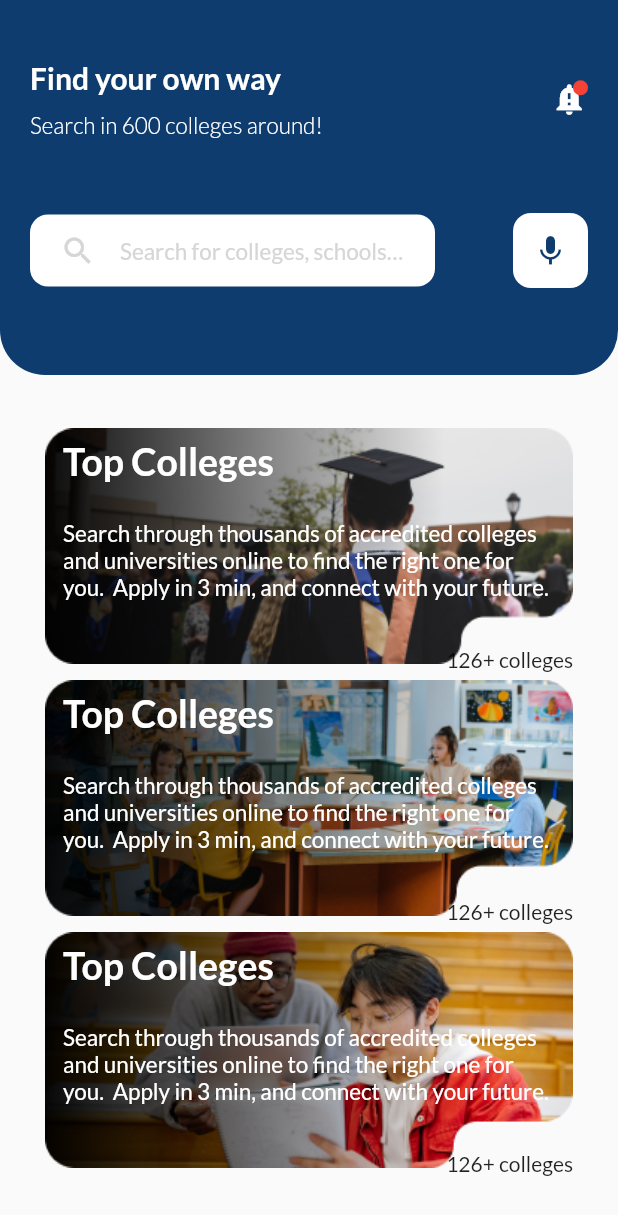
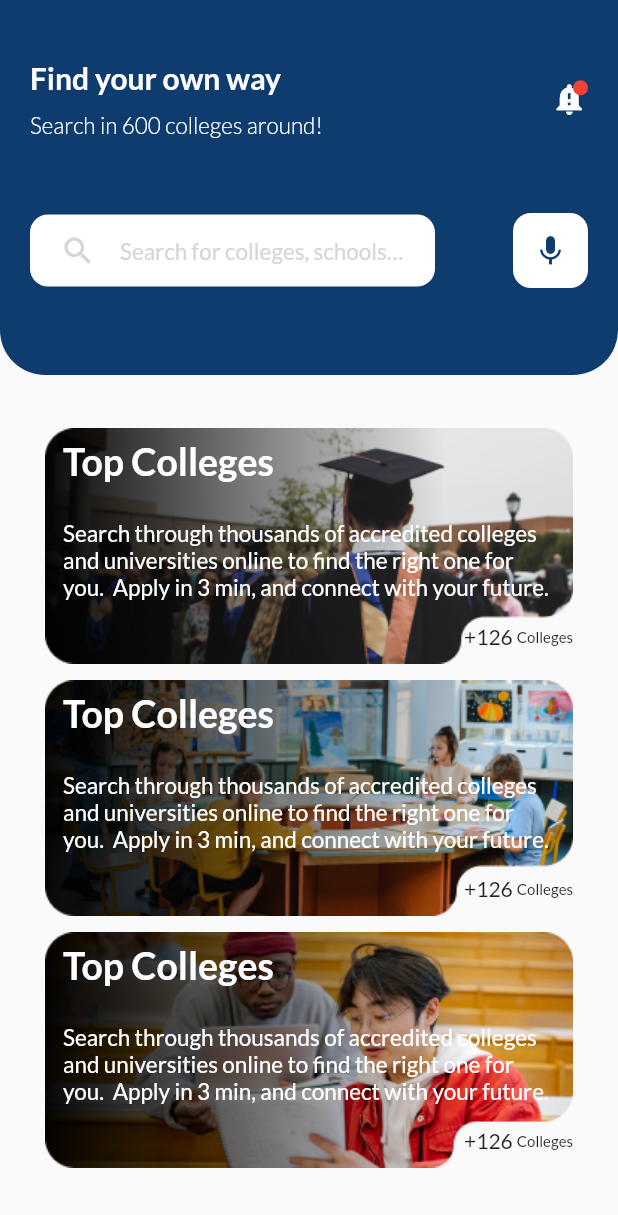
Before and after one commit to najmulmyself/Higher-Study, a Flutter app: the screen it shows after launch, on a phone screen of 412 x 824 dp. Shown: the top 1215 px of the screen. Run offline on Flutter 3.47's test engine with Material 2 defaults, Android fonts, the phone set to English and light mode, and no system bars; our stand-ins replace google_fonts.

Commit message:
added positioned and managed stack with 126 coll

```diff
--- a/lib/component/cat_card.dart
+++ b/lib/component/cat_card.dart
@@ -58,11 +58,21 @@ class CategoryCard extends StatelessWidget {
           ),
         ),
         Positioned(
-          bottom: 0,
+          bottom: 15,
           right: 0,
           child: Container(
             // alignment: Alignment.bottomRight,
-            child: Text('126+ colleges'),
+            child: Row(
+              children: [
+                Text(
+                  '+126 ',
+                ),
+                Text(
+                  'Colleges',
+                  style: TextStyle(fontSize: 10),
+                )
+              ],
+            ),
           ),
         ),
         Column(
```
